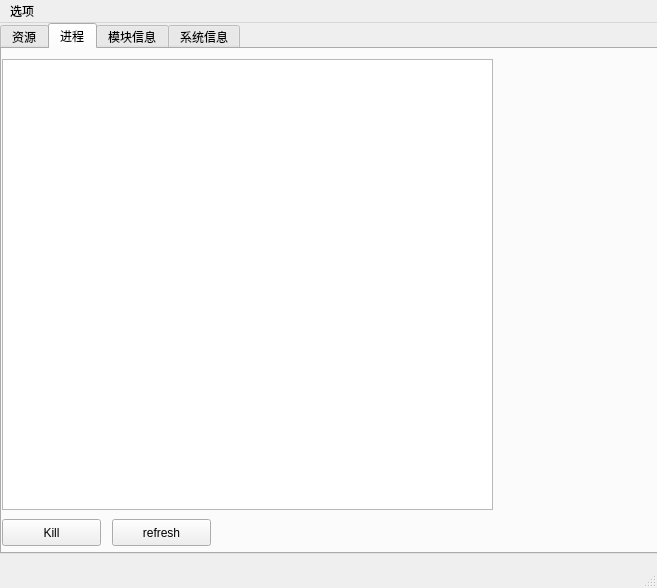
QYCccccc/OS_Course_Design, file lab4/mainwindow.ui: the form before one commit.
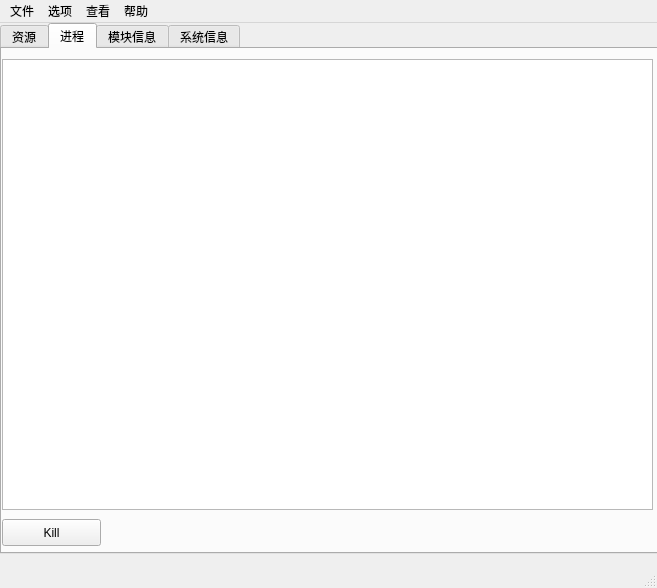
The form after the commit. The open tabs and pages were chosen to show the change.

The edit to the form file:
```diff
--- a/lab4/mainwindow.ui
+++ b/lab4/mainwindow.ui
@@ -256,25 +256,12 @@
        <string>Kill</string>
       </property>
      </widget>
-     <widget class="QPushButton" name="pushButton_refresh">
-      <property name="geometry">
-       <rect>
-        <x>110</x>
-        <y>470</y>
-        <width>99</width>
-        <height>27</height>
-       </rect>
-      </property>
-      <property name="text">
-       <string>refresh</string>
-      </property>
-     </widget>
      <widget class="QTableWidget" name="tableWidget_proc">
       <property name="geometry">
        <rect>
         <x>0</x>
         <y>10</y>
-        <width>491</width>
+        <width>651</width>
         <height>451</height>
        </rect>
       </property>
@@ -464,10 +451,10 @@
      <x>0</x>
      <y>0</y>
      <width>657</width>
-     <height>31</height>
+     <height>28</height>
     </rect>
    </property>
-   <widget class="QMenu" name="menu">
+   <widget class="QMenu" name="menu_xuanxiang">
     <property name="title">
      <string>选项</string>
     </property>
@@ -475,6 +462,28 @@
     <addaction name="actionReboot"/>
     <addaction name="actionAbout"/>
    </widget>
+   <widget class="QMenu" name="menu_wenjian">
+    <property name="title">
+     <string>文件</string>
+    </property>
+    <addaction name="action_newproc"/>
+    <addaction name="action_exit"/>
+   </widget>
+   <widget class="QMenu" name="menu_chakan">
+    <property name="title">
+     <string>查看</string>
+    </property>
+    <addaction name="action_refresh"/>
+   </widget>
+   <widget class="QMenu" name="menu">
+    <property name="title">
+     <string>帮助</string>
+    </property>
+    <addaction name="action_about"/>
+   </widget>
+   <addaction name="menu_wenjian"/>
+   <addaction name="menu_xuanxiang"/>
+   <addaction name="menu_chakan"/>
    <addaction name="menu"/>
   </widget>
   <widget class="QStatusBar" name="statusBar"/>
```
Left out of the diff: 45 changed lines with no effect on the pictures.
